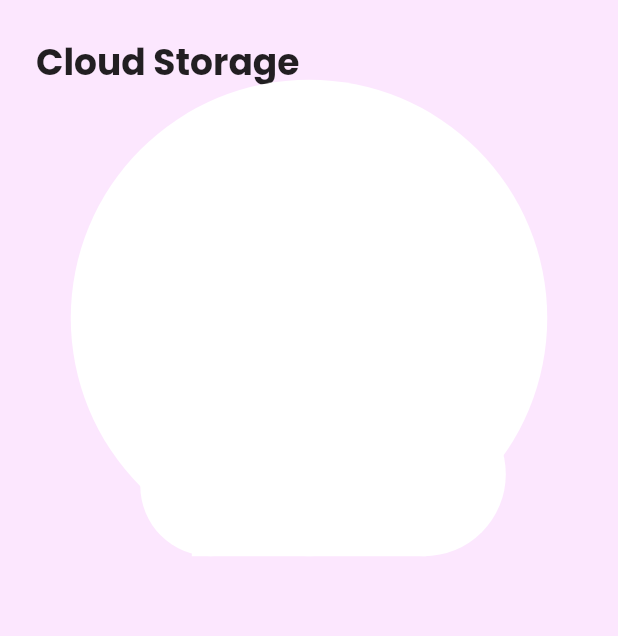
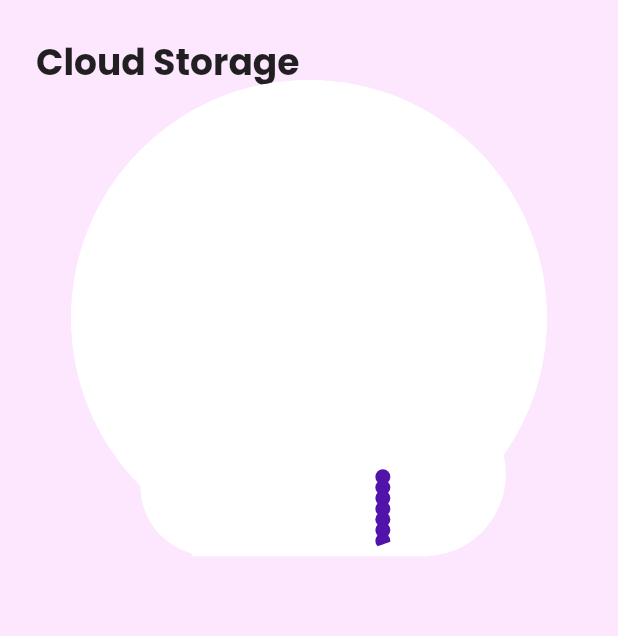
Before and after one commit to ManoVikram/FlutterAnimationAppsRecreated, a Flutter app: the AnimatedLoadingHomeScreen screen opened directly, after a tap on "Create Backup", on a phone screen of 412 x 824 dp. Shown: the top 636 px of the screen. Run offline on Flutter 3.47's test engine with Material 2 defaults, Android fonts, the phone set to English and light mode, and no system bars; our stand-ins replace flutter_svg, google_fonts.

Commit message:
Animated Loading app copmleted!

```diff
--- a/lib/screens/animatedLoadingScreen/animated_loading_home_screen.dart
+++ b/lib/screens/animatedLoadingScreen/animated_loading_home_screen.dart
@@ -1,7 +1,10 @@
 import 'package:flutter/material.dart';
-import 'dart:math' as math;
 
 import './constants.dart';
+
+import './widgets/data_backup_bubbles.dart';
+import './widgets/data_backup_completed.dart';
+import './widgets/progress_counter.dart';
 
 enum DataBackupState {
   initial,
@@ -25,6 +28,8 @@ class _AnimatedLoadingHomeScreenState extends State<AnimatedLoadingHomeScreen>
 
   late final Animation<double> _progressAnimation;
   late final Animation<double> _bubbleAnimation;
+  late final Animation<double> _endAnimation;
+  late final Animation<double> _bubbleCloudAnimation;
 
   @override
   void initState() {
@@ -42,7 +47,29 @@ class _AnimatedLoadingHomeScreenState extends State<AnimatedLoadingHomeScreen>
 
     _bubbleAnimation = CurvedAnimation(
       parent: _animationController,
-      curve: const Interval(0.7, 0.85),
+      curve: const Interval(
+        0.7,
+        0.85,
+        curve: Curves.easeOut,
+      ),
+    );
+
+    _bubbleCloudAnimation = CurvedAnimation(
+      parent: _animationController,
+      curve: const Interval(
+        0.0,
+        1.0,
+        curve: Curves.decelerate,
+      ),
+    );
+
+    _endAnimation = CurvedAnimation(
+      parent: _animationController,
+      curve: const Interval(
+        0.8,
+        1.0,
+        curve: Curves.decelerate,
+      ),
     );
   }
 
@@ -52,13 +79,8 @@ class _AnimatedLoadingHomeScreenState extends State<AnimatedLoadingHomeScreen>
     super.dispose();
   }
 
-  @override
-  Widget build(BuildContext context) {
-    return Scaffold(
-      backgroundColor: bgColor,
-      body: Stack(
-        children: [
-          SafeArea(
+  Widget dataBackupInitial() {
+    return SafeArea(
       child: Padding(
         padding: const EdgeInsets.all(24.0),
         child: Column(
@@ -184,8 +206,7 @@ class _AnimatedLoadingHomeScreenState extends State<AnimatedLoadingHomeScreen>
                       : OutlinedButton(
                           onPressed: () {
                             setState(() {
-                                    _currentBackupState =
-                                        DataBackupState.initial;
+                              _currentBackupState = DataBackupState.initial;
                             });
                           },
                           child: const Padding(
@@ -206,119 +227,24 @@ class _AnimatedLoadingHomeScreenState extends State<AnimatedLoadingHomeScreen>
           ],
         ),
       ),
-          ),
+    );
+  }
+
+  @override
+  Widget build(BuildContext context) {
+    return Scaffold(
+      backgroundColor: bgColor,
+      body: Stack(
+        children: [
+          dataBackupInitial(),
           DataBackupBubbles(
             progressAnimation: _progressAnimation,
             bubbleAnimation: _bubbleAnimation,
+            bubbleCloudAnimation: _bubbleCloudAnimation,
           ),
+          DataBackupCompleted(endingAnimation: _endAnimation),
         ],
       ),
     );
   }
 }
-
-class ProgressCounter extends AnimatedWidget {
-  ProgressCounter(Animation<double> animation) : super(listenable: animation);
-
-  double get value => (listenable as Animation).value;
-
-  @override
-  Widget build(BuildContext context) {
-    print(value);
-    return Text(
-      "${(value * 100).truncate().toString()}%",
-    );
-  }
-}
-
-class DataBackupBubbles extends StatelessWidget {
-  final Animation<double> progressAnimation;
-  final Animation<double> bubbleAnimation;
-
-  const DataBackupBubbles({
-    Key? key,
-    required this.progressAnimation,
-    required this.bubbleAnimation,
-  }) : super(key: key);
-
-  @override
-  Widget build(BuildContext context) {
-    final Size size = MediaQuery.of(context).size;
-
-    return AnimatedBuilder(
-        animation: Listenable.merge([progressAnimation, bubbleAnimation]),
-        builder: (context, child) {
-          final double bubbleSize = size.width * 0.5;
-          final double animatedBubbleSize =
-              bubbleSize * math.pow(progressAnimation.value + 1 + bubbleAnimation.value, 2);
-          final double topPosition = size.height * 0.45;
-          final double leftBubbleSize =
-              bubbleSize * 0.6 * (1 - progressAnimation.value);
-          final double rightBubbleSize =
-              bubbleSize * 0.7 * (1 - progressAnimation.value);
-          final double centerMargin = size.width - animatedBubbleSize;
-          final double leftMargin = size.width / 2 - leftBubbleSize * 1.2;
-          final double rightMargin = size.width / 2 - rightBubbleSize * 1.2;
-          final double middleMargin =
-              size.width / 2 - (bubbleSize / 2) * (1 - progressAnimation.value);
-
-          return Positioned(
-            top: topPosition - animatedBubbleSize,
-            left: 0,
-            right: 0,
-            height: animatedBubbleSize,
-            child: Stack(
-              children: [
-                Positioned(
-                  bottom: 0,
-                  left: middleMargin,
-                  height: leftBubbleSize / 2,
-                  width: bubbleSize * (1 - progressAnimation.value),
-                  child: Container(
-                    decoration: const BoxDecoration(
-                      color: Colors.white,
-                    ),
-                  ),
-                ),
-                Positioned(
-                  bottom: 0,
-                  left: leftMargin,
-                  height: leftBubbleSize,
-                  width: leftBubbleSize,
-                  child: Container(
-                    decoration: const BoxDecoration(
-                      shape: BoxShape.circle,
-                      color: Colors.white,
-                    ),
-                  ),
-                ),
-                Positioned(
-                  bottom: 0,
-                  right: rightMargin,
-                  height: rightBubbleSize,
-                  width: rightBubbleSize,
-                  child: Container(
-                    decoration: const BoxDecoration(
-                      shape: BoxShape.circle,
-                      color: Colors.white,
-                    ),
-                  ),
-                ),
-                Positioned(
-                  bottom: 0,
-                  left: centerMargin / 2,
-                  height: animatedBubbleSize,
-                  width: animatedBubbleSize,
-                  child: Container(
-                    decoration: const BoxDecoration(
-                      shape: BoxShape.circle,
-                      color: Colors.white,
-                    ),
-                  ),
-                ),
-              ],
-            ),
-          );
-        });
-  }
-}
--- /dev/null
+++ b/lib/screens/animatedLoadingScreen/models/bubble.dart
@@ -0,0 +1,17 @@
+import 'package:flutter/material.dart';
+
+class Bubble {
+  final Color color;
+  final double direction;
+  final double speed;
+  final double size;
+  final double initialPosition;
+
+  Bubble({
+    required this.color,
+    required this.direction,
+    required this.speed,
+    required this.size,
+    required this.initialPosition,
+  });
+}
--- /dev/null
+++ b/lib/screens/animatedLoadingScreen/widgets/data_backup_bubbles.dart
@@ -0,0 +1,162 @@
+import 'package:flutter/material.dart';
+import 'dart:math' as math;
+
+import '../constants.dart';
+
+import '../models/bubble.dart';
+
+class DataBackupBubbles extends StatelessWidget {
+  final Animation<double> progressAnimation;
+  final Animation<double> bubbleAnimation;
+  final Animation<double> bubbleCloudAnimation;
+
+  const DataBackupBubbles({
+    Key? key,
+    required this.progressAnimation,
+    required this.bubbleAnimation,
+    required this.bubbleCloudAnimation,
+  }) : super(key: key);
+
+  @override
+  Widget build(BuildContext context) {
+    final Size size = MediaQuery.of(context).size;
+
+    final List<Bubble> bubbles = List<Bubble>.generate(
+      500,
+      (index) {
+        final double size = math.Random().nextInt(20) + 5.0;
+        final double speed = math.Random().nextInt(50) + 1.0;
+        final bool isDirectionRandom = math.Random().nextBool();
+        final bool isColorRandom = math.Random().nextBool();
+        final double direction =
+            math.Random().nextInt(250) * (isDirectionRandom ? 1.0 : -1.0);
+        final Color color =
+            isColorRandom ? primaryDatabackupColor : secondaryDatabackupColor;
+
+        return Bubble(
+          color: color,
+          direction: direction,
+          speed: speed,
+          size: size,
+          initialPosition: index * 10.0,
+        );
+      },
+    );
+
+    return AnimatedBuilder(
+        animation: Listenable.merge([progressAnimation, bubbleAnimation]),
+        builder: (context, child) {
+          final double bubbleSize = size.width * 0.5;
+          final double animatedBubbleSize = bubbleSize *
+              math.pow(progressAnimation.value + 1 + bubbleAnimation.value, 2);
+          final double topPosition = size.height * 0.45;
+          final double leftBubbleSize =
+              bubbleSize * 0.6 * (1 - progressAnimation.value);
+          final double rightBubbleSize =
+              bubbleSize * 0.7 * (1 - progressAnimation.value);
+          final double centerMargin = size.width - animatedBubbleSize;
+          final double leftMargin = size.width / 2 - leftBubbleSize * 1.2;
+          final double rightMargin = size.width / 2 - rightBubbleSize * 1.2;
+          final double middleMargin =
+              size.width / 2 - (bubbleSize / 2) * (1 - progressAnimation.value);
+          final double topBubblePosition = size.height * bubbleAnimation.value;
+
+          return Positioned(
+            top: topPosition - animatedBubbleSize + topBubblePosition,
+            left: 0,
+            right: 0,
+            height: animatedBubbleSize,
+            child: Stack(
+              children: [
+                Positioned(
+                  bottom: 0,
+                  left: middleMargin,
+                  height: leftBubbleSize / 2,
+                  width: bubbleSize * (1 - progressAnimation.value),
+                  child: Container(
+                    decoration: const BoxDecoration(
+                      color: Colors.white,
+                    ),
+                  ),
+                ),
+                Positioned(
+                  bottom: 0,
+                  left: leftMargin,
+                  height: leftBubbleSize,
+                  width: leftBubbleSize,
+                  child: Container(
+                    decoration: const BoxDecoration(
+                      shape: BoxShape.circle,
+                      color: Colors.white,
+                    ),
+                  ),
+                ),
+                Positioned(
+                  bottom: 0,
+                  right: rightMargin,
+                  height: rightBubbleSize,
+                  width: rightBubbleSize,
+                  child: Container(
+                    decoration: const BoxDecoration(
+                      shape: BoxShape.circle,
+                      color: Colors.white,
+                    ),
+                  ),
+                ),
+                Positioned(
+                  bottom: 0,
+                  left: centerMargin / 2,
+                  height: animatedBubbleSize,
+                  width: animatedBubbleSize,
+                  child: ClipOval(
+                    child: CustomPaint(
+                      foregroundPainter: _BubblePainter(
+                        animation: bubbleCloudAnimation,
+                        bubbles: bubbles,
+                      ),
+                      child: Container(
+                        decoration: const BoxDecoration(
+                          shape: BoxShape.circle,
+                          color: Colors.white,
+                        ),
+                      ),
+                    ),
+                  ),
+                ),
+              ],
+            ),
+          );
+        });
+  }
+}
+
+class _BubblePainter extends CustomPainter {
+  final Animation animation;
+  final List<Bubble> bubbles;
+
+  _BubblePainter({
+    required this.animation,
+    required this.bubbles,
+  }) : super(repaint: animation);
+
+  @override
+  void paint(Canvas canvas, Size size) {
+    for (Bubble bubble in bubbles) {
+      final Offset offset = Offset(
+        size.width / 2 + bubble.direction * animation.value,
+        size.height * 1.2 * (1 - animation.value) -
+            bubble.speed * animation.value +
+            bubble.initialPosition * (1 - animation.value),
+      );
+
+      canvas.drawCircle(
+        offset,
+        bubble.size,
+        Paint()..color = bubble.color,
+      );
+    }
+  }
+
+  @override
+  bool shouldRepaint(covariant CustomPainter oldDelegate) => false;
+}
--- /dev/null
+++ b/lib/screens/animatedLoadingScreen/widgets/data_backup_completed.dart
@@ -0,0 +1,140 @@
+import 'package:flutter/material.dart';
+import 'package:vector_math/vector_math_64.dart' as vector;
+
+import '../constants.dart';
+
+class DataBackupCompleted extends AnimatedWidget {
+  final Animation<double> endingAnimation;
+
+  const DataBackupCompleted({
+    Key? key,
+    required this.endingAnimation,
+  }) : super(listenable: endingAnimation);
+
+  Animation get animation => (listenable as Animation);
+
+  @override
+  Widget build(BuildContext context) {
+    return animation.value > 0
+        ? Positioned.fill(
+            child: SafeArea(
+              child: Column(
+                crossAxisAlignment: CrossAxisAlignment.center,
+                children: [
+                  Expanded(
+                    child: Align(
+                      alignment: Alignment.bottomCenter,
+                      child: CustomPaint(
+                        foregroundPainter:
+                            DataBackupCompletedPainter(animation: animation),
+                        child: Container(
+                          height: 100.0,
+                          width: 100.0,
+                        ),
+                      ),
+                    ),
+                  ),
+                  const SizedBox(height: 60.0),
+                  Expanded(
+                    child: TweenAnimationBuilder<double>(
+                      tween: Tween(begin: 0.0, end: 1.0),
+                      duration: const Duration(milliseconds: 500),
+                      builder: (context, value, child) {
+                        return Opacity(
+                          opacity: value,
+                          child: Transform.translate(
+                            offset: Offset(
+                              0.0,
+                              50.0 * (1 - value),
+                            ),
+                            child: child,
+                          ),
+                        );
+                      },
+                      child: Column(
+                        children: [
+                          const Text(
+                            "data has been successfully\nuploaded!",
+                            textAlign: TextAlign.center,
+                            style: TextStyle(fontSize: 20.0),
+                          ),
+                          const Spacer(),
+                          OutlinedButton(
+                            onPressed: () {
+                              Navigator.pop(context);
+                            },
+                            child: const Padding(
+                              padding: EdgeInsets.symmetric(
+                                vertical: 20.0,
+                                horizontal: 40.0,
+                              ),
+                              child: Text(
+                                "OK",
+                                style: TextStyle(color: primaryDatabackupColor),
+                              ),
+                            ),
+                          ),
+                          const SizedBox(height: 40.0),
+                        ],
+                      ),
+                    ),
+                  ),
+                ],
+              ),
+            ),
+          )
+        : const SizedBox.shrink();
+  }
+}
+
+class DataBackupCompletedPainter extends CustomPainter {
+  final Animation animation;
+
+  DataBackupCompletedPainter({required this.animation})
+      : super(repaint: animation);
+
+  @override
+  void paint(Canvas canvas, Size size) {
+    final Paint paint = Paint()
+      ..color = primaryDatabackupColor
+      ..style = PaintingStyle.stroke
+      ..strokeWidth = 1.0;
+
+    final Path path = Path();
+    path.addArc(
+      Rect.fromCenter(
+          center: Offset(size.width / 2, size.height / 2),
+          width: size.width,
+          height: size.height),
+      vector.radians(-90.0),
+      vector.radians(360.0 * animation.value),
+    );
+
+    final double leftLine = size.width * 0.15;
+    final double rightLine = size.width * 0.35;
+
+    final double leftLinePercent =
+        animation.value > 0.5 ? 1.0 : animation.value / 0.5;
+    final double rightLinePercent =
+        animation.value < 0.5 ? 0.0 : (animation.value - 0.5) / 0.5;
+
+    canvas.save();
+
+    canvas.translate(size.width / 3, size.height / 2);
+
+    canvas.rotate(vector.radians(-45));
+
+    canvas.drawLine(
+        Offset.zero, Offset(0.0, leftLine * leftLinePercent), paint);
+
+    canvas.drawLine(Offset(0.0, leftLine),
+        Offset(rightLine * rightLinePercent, leftLine), paint);
+
+    canvas.restore();
+
+    canvas.drawPath(path, paint);
+  }
+
+  @override
+  bool shouldRepaint(covariant CustomPainter oldDelegate) => false;
+}
--- /dev/null
+++ b/lib/screens/animatedLoadingScreen/widgets/progress_counter.dart
@@ -0,0 +1,15 @@
+import 'package:flutter/material.dart';
+
+class ProgressCounter extends AnimatedWidget {
+  ProgressCounter(Animation<double> animation) : super(listenable: animation);
+
+  double get value => (listenable as Animation).value;
+
+  @override
+  Widget build(BuildContext context) {
+    print(value);
+    return Text(
+      "${(value * 100).truncate().toString()}%",
+    );
+  }
+}
--- a/lib/screens/nikeShoeStore/nike_shoe_details_screen.dart
+++ b/lib/screens/nikeShoeStore/nike_shoe_details_screen.dart
@@ -16,7 +16,7 @@ class NikeShoeDetailsScreen extends StatelessWidget {
 
   @override
   Widget build(BuildContext context) {
-    WidgetsBinding.instance!.addPostFrameCallback((_) {
+    WidgetsBinding.instance.addPostFrameCallback((_) {
       isFABVisible.value = true;
     });
 
```
Also changed, not shown: pubspec.lock. Lines whose indentation alone changed are shown as unchanged.
